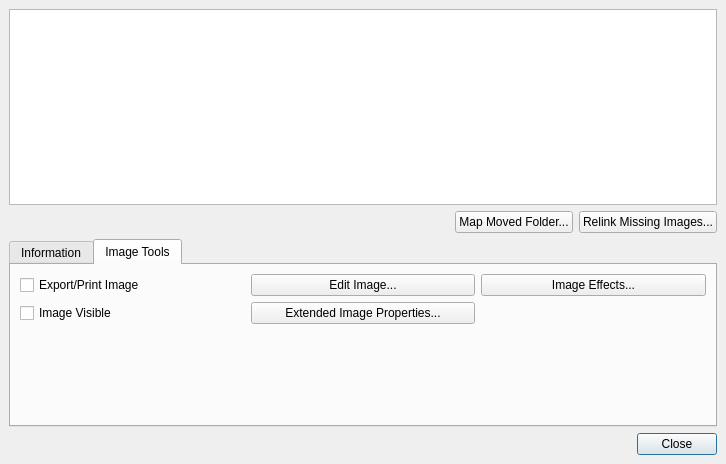
Old version of the form scribus/ui/picstatus.ui in the repository appajid/scribus.
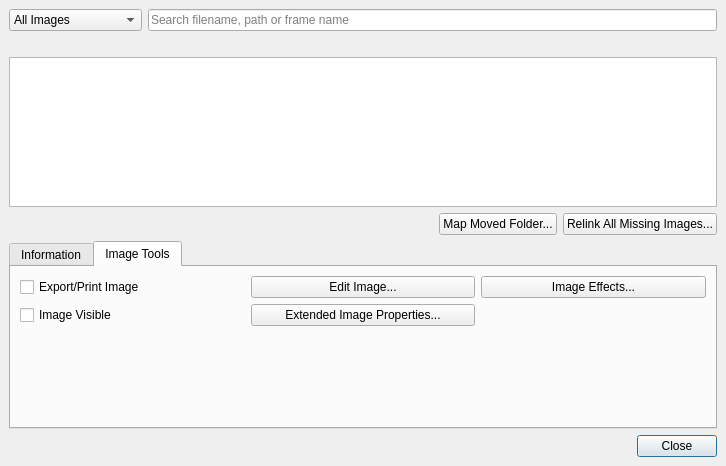
New version of the form.

Commit message: Add image asset status and text filters

What changed in the file:
```diff
--- a/scribus/ui/picstatus.ui
+++ b/scribus/ui/picstatus.ui
@@ -29,6 +29,32 @@
    <property name="bottomMargin">
     <number>9</number>
    </property>
+   <item>
+    <layout class="QHBoxLayout" name="imageFilterLayout">
+     <item>
+      <widget class="QComboBox" name="linkStatusFilter">
+       <property name="accessibleName"><string>Image status filter</string></property>
+       <item><property name="text"><string>All Images</string></property></item>
+       <item><property name="text"><string>Missing Links</string></property></item>
+       <item><property name="text"><string>Available Links</string></property></item>
+       <item><property name="text"><string>Embedded Images</string></property></item>
+       <item><property name="text"><string>Empty Frames</string></property></item>
+      </widget>
+     </item>
+     <item>
+      <widget class="QLineEdit" name="imageFilterText">
+       <property name="accessibleName"><string>Search images</string></property>
+       <property name="placeholderText"><string>Search filename, path or frame name</string></property>
+       <property name="clearButtonEnabled"><bool>true</bool></property>
+      </widget>
+     </item>
+    </layout>
+   </item>
+   <item>
+    <widget class="QLabel" name="imageCountLabel">
+     <property name="text"><string/></property>
+    </widget>
+   </item>
    <item>
     <widget class="QListWidget" name="imageViewArea">
      <property name="minimumSize">
@@ -97,7 +123,7 @@
        <string>Search this folder and its subfolders for all missing linked images</string>
       </property>
       <property name="text">
-       <string>Relink Missing Images...</string>
+       <string>Relink All Missing Images...</string>
       </property>
       <property name="autoDefault">
        <bool>false</bool>
```
Left out of the diff: 4 changed lines with no effect on the pictures. The commit also changes 5 other files.
